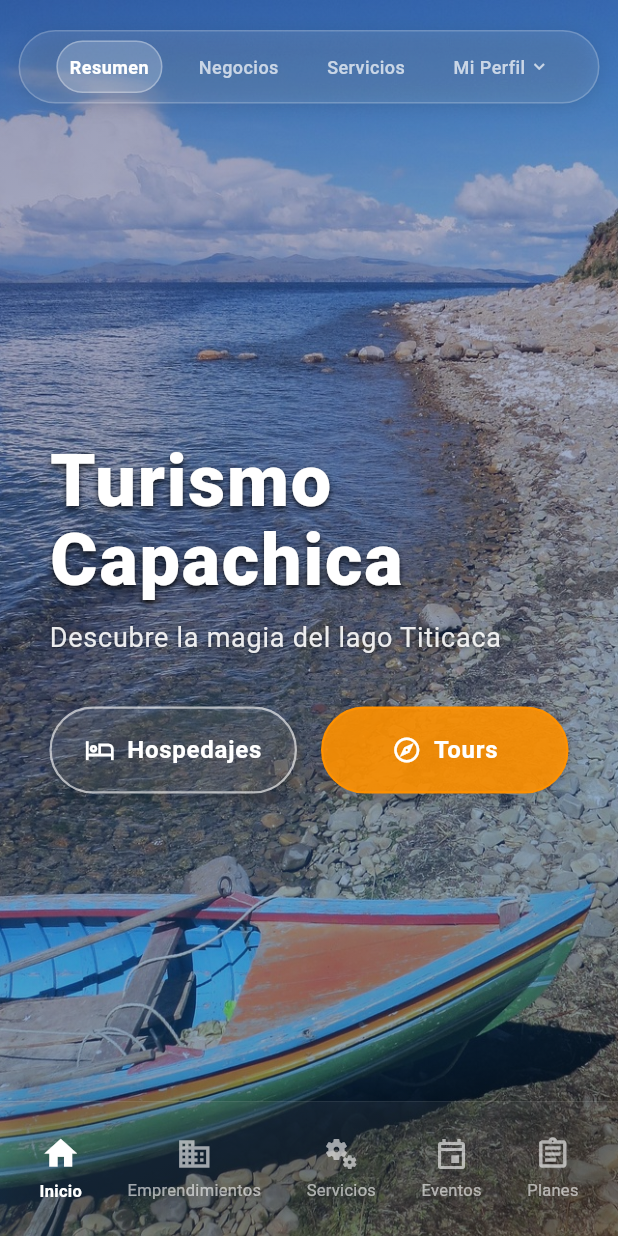
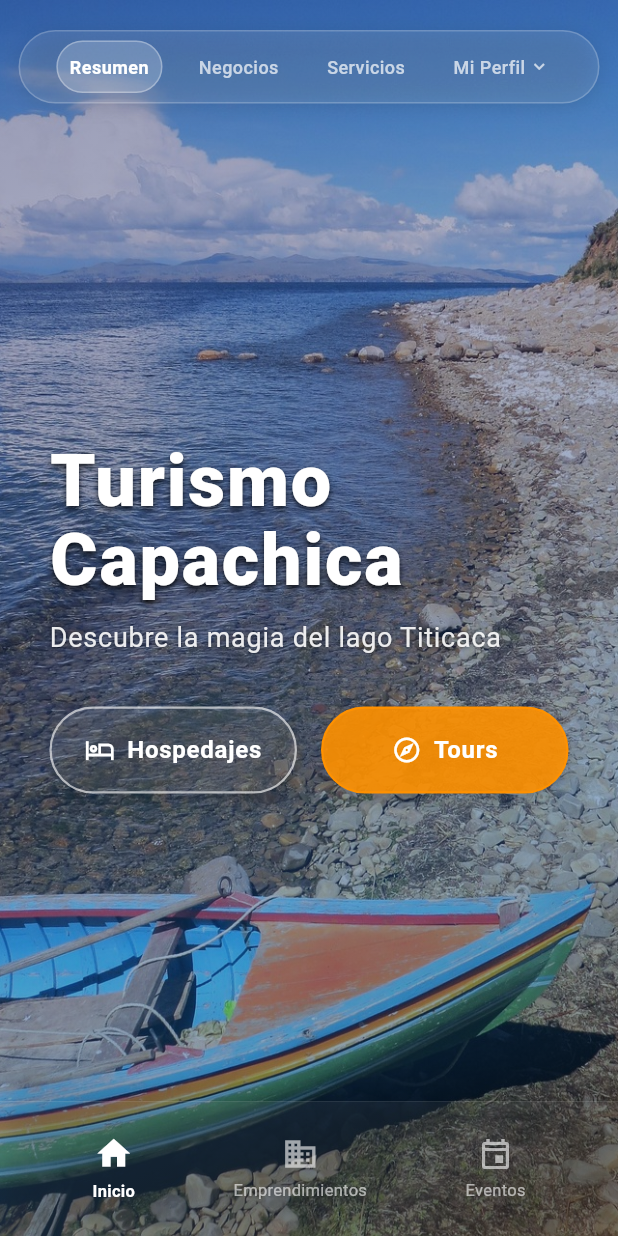
Before and after one commit to Omar-Condori/app_capachica, a Flutter app: the screen it shows after launch, on a phone screen of 412 x 824 dp. Run offline on Flutter 3.47's test engine with Material 3 defaults, Android fonts, the light colour scheme and no system bars; our stand-ins replace font_awesome_flutter, get, get_storage, google_sign_in, image_picker, webview_flutter; accounts and stored records are empty.

Commit message:
Actualización en home_screen.dart

```diff
--- a/lib/app/modules/home/views/home_screen.dart
+++ b/lib/app/modules/home/views/home_screen.dart
@@ -613,24 +613,10 @@ class HomeScreen extends GetView<HomeController> {
                 screenWidth
             ),
             _buildBottomNavItem(
-                Icons.miscellaneous_services_outlined,
-                Icons.miscellaneous_services,
-                'Servicios',
-                controller.selectedBottomNav.value == 'Servicios',
-                screenWidth
-            ),
-            _buildBottomNavItem(
                 Icons.event_outlined,
                 Icons.event,
                 'Eventos',
                 controller.selectedBottomNav.value == 'Eventos',
-                screenWidth
-            ),
-            _buildBottomNavItem(
-                Icons.assignment_outlined,
-                Icons.assignment,
-                'Planes',
-                controller.selectedBottomNav.value == 'Planes',
                 screenWidth
             ),
           ],
```
